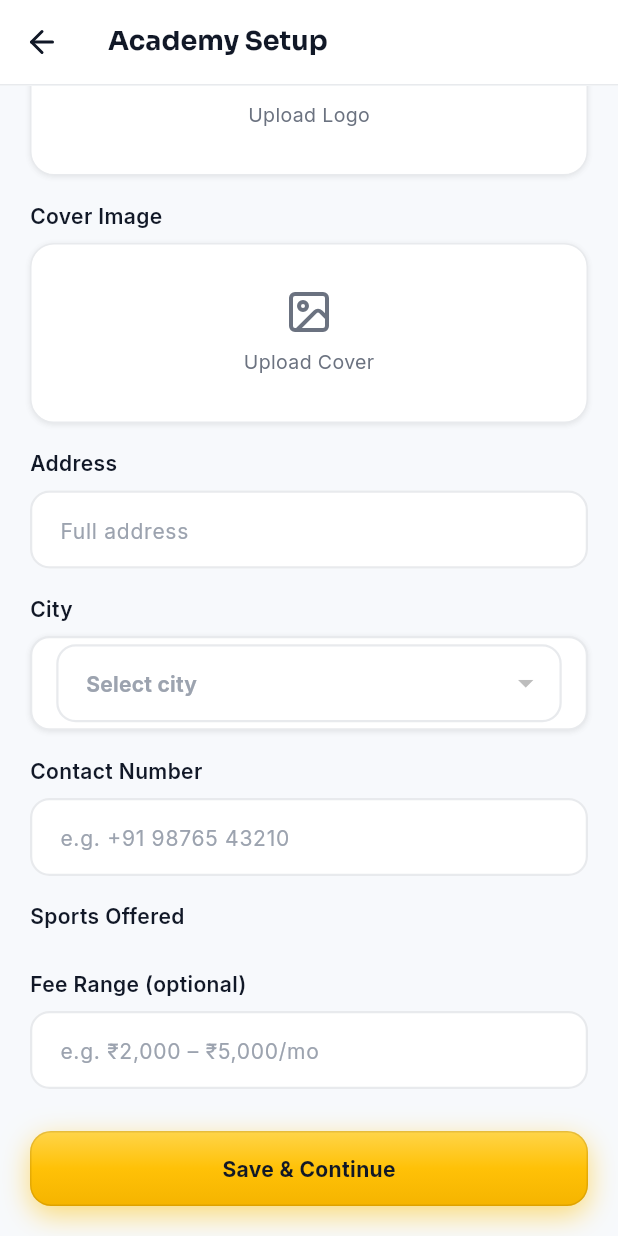
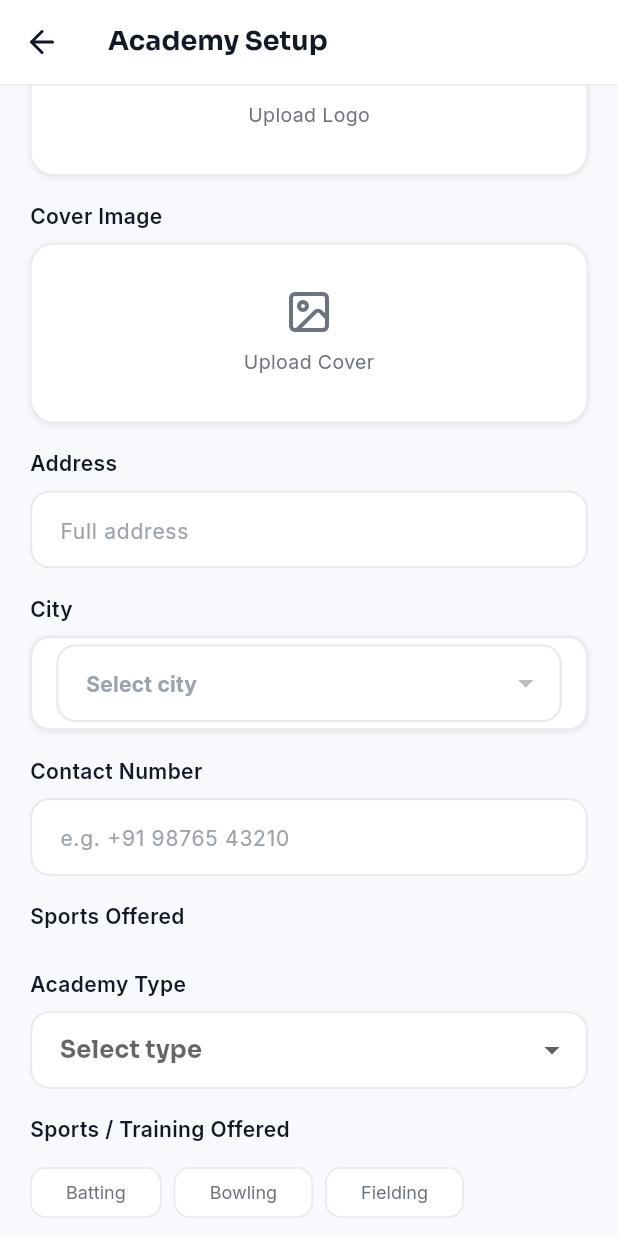
Before and after one commit to ManthanBelani/sportsx, a Flutter app: the AcademyOnboardingScreen screen opened by its route, scrolled down 351 dp, on a phone screen of 412 x 824 dp. Run offline on Flutter 3.47's test engine with Material 3 defaults, Android fonts, the phone set to English and light mode, and no system bars; our stand-ins replace dio, firebase_core, firebase_messaging, flutter_dotenv, flutter_local_notifications, flutter_riverpod and 9 more; accounts and stored records are empty; network calls fail.

Commit message:
Update system design changes

```diff
--- a/sportx_app/lib/features/academy/presentation/screens/academy_onboarding_screen.dart
+++ b/sportx_app/lib/features/academy/presentation/screens/academy_onboarding_screen.dart
@@ -34,6 +34,23 @@ class _AcademyOnboardingScreenState extends ConsumerState<AcademyOnboardingScree
   String? _logoUrl;
   int? _coverMediaId;
   String? _coverUrl;
+  String? _academyType;
+  final Set<String> _sportsOffered = {};
+
+  static const _academyTypes = [
+    ('private', 'Private'),
+    ('club', 'Club'),
+    ('school', 'School'),
+    ('college', 'College'),
+    ('government', 'Government'),
+  ];
+
+  // Spec §3 #7 — Sports/Training Offered
+  static const _sportsOfferedOptions = [
+    'Batting', 'Bowling', 'Fielding', 'Wicketkeeping',
+    'Fitness', 'Strength & Conditioning', 'Speed & Agility',
+    'Technique', 'Match Practice', 'Video Analysis', 'Mental Training',
+  ];
 
   @override
   void dispose() {
@@ -63,6 +80,9 @@ class _AcademyOnboardingScreenState extends ConsumerState<AcademyOnboardingScree
         if (_fee.text.trim().isNotEmpty) 'fee_range': _fee.text.trim(),
         if (_logoMediaId != null) 'logo_media_id': _logoMediaId,
         if (_coverMediaId != null) 'cover_image_media_id': _coverMediaId,
+        // Spec §3 mandatory fields
+        if (_academyType != null) 'academy_type': _academyType,
+        if (_sportsOffered.isNotEmpty) 'sports_offered': _sportsOffered.toList(),
       });
       ref.read(authProvider.notifier).markOnboardingComplete();
       await ref.read(authProvider.notifier).refreshUser();
@@ -158,6 +178,48 @@ class _AcademyOnboardingScreenState extends ConsumerState<AcademyOnboardingScree
                   }).toList(),
                 ),
                 const SizedBox(height: 16),
+                // ── Spec §3 mandatory fields ──────────────────────────────────────
+                _label('Academy Type'),
+                DropdownButtonFormField<String>(
+                  initialValue: _academyType,
+                  isExpanded: true,
+                  decoration: _dec('Select type'),
+                  items: _academyTypes
+                      .map((t) => DropdownMenuItem(value: t.$1, child: Text(t.$2)))
+                      .toList(),
+                  onChanged: (v) => setState(() => _academyType = v),
+                ),
+                const SizedBox(height: 16),
+
+                _label('Sports / Training Offered'),
+                Wrap(
+                  spacing: 8,
+                  runSpacing: 8,
+                  children: _sportsOfferedOptions.map((s) {
+                    final isOn = _sportsOffered.contains(s);
+                    return FilterChip(
+                      label: Text(s),
+                      selected: isOn,
+                      showCheckmark: false,
+                      backgroundColor: Colors.white,
+                      selectedColor: AppColors.yellowTint,
+                      side: BorderSide(color: isOn ? AppColors.yellowDeep : AppColors.border),
+                      labelStyle: GoogleFonts.inter(
+                        fontSize: 12,
+                        color: isOn ? AppColors.primaryDarker : AppColors.textSecondary,
+                      ),
+                      onSelected: (v) => setState(() {
+                        if (v) {
+                          _sportsOffered.add(s);
+                        } else {
+                          _sportsOffered.remove(s);
+                        }
+                      }),
+                    );
+                  }).toList(),
+                ),
+                const SizedBox(height: 16),
+
                 _label('Fee Range (optional)'),
                 TextFormField(controller: _fee, decoration: _dec('e.g. ₹2,000 – ₹5,000/mo')),
                 const SizedBox(height: 28),
--- a/sportx_app/lib/shared/models/academy.dart
+++ b/sportx_app/lib/shared/models/academy.dart
@@ -29,6 +29,8 @@ class Academy {
   final String? timings;
   final List<String> facilities;
   final List<String> ageGroups;
+  final String? academyType;
+  final List<String> sportsOffered;
   final List<Sport> sports;
   final String status;
   final City? city;
@@ -56,6 +58,8 @@ class Academy {
     this.timings,
     this.facilities = const [],
     this.ageGroups = const [],
+    this.academyType,
+    this.sportsOffered = const [],
     this.sports = const [],
     required this.status,
     this.city,
@@ -87,6 +91,8 @@ class Academy {
       timings: json['timings'] as String?,
       facilities: _toStringList(json['facilities']),
       ageGroups: _toStringList(json['age_groups']),
+      academyType: json['academy_type'] as String?,
+      sportsOffered: _toStringList(json['sports_offered']),
       sports: (json['sports'] as List? ?? [])
           .map((s) => s is Map && s['sport'] is Map ? Sport.fromJson(s['sport'] as Map<String, dynamic>) : null)
           .whereType<Sport>()
```
Also changed, not shown: sportx_app/lib/features/academy/presentation/screens/academy_profile_posting_screen.dart (+67 -0 lines), 4 other files.
